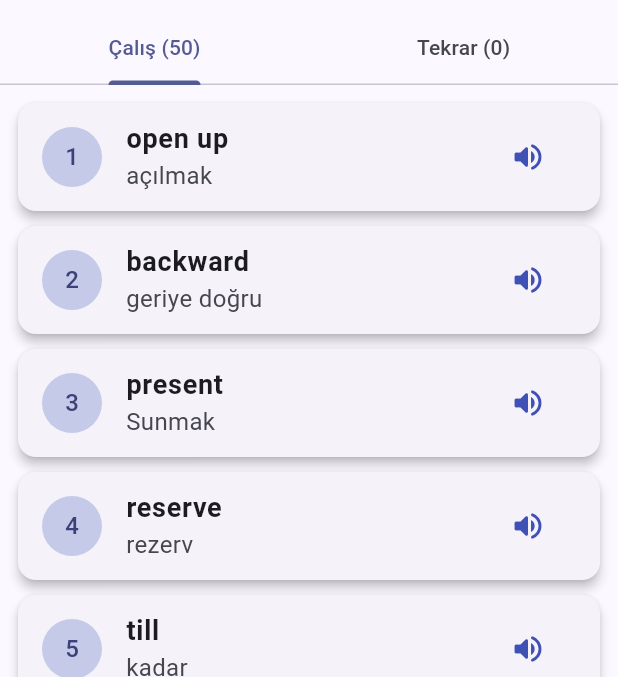
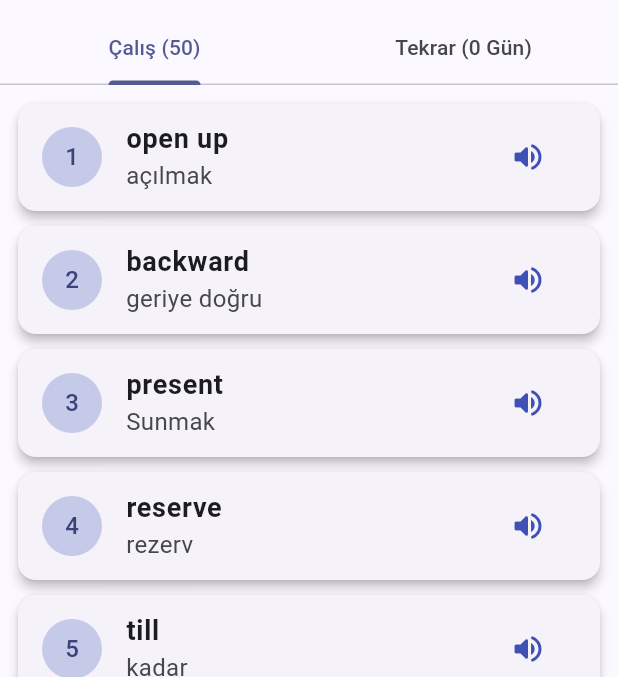
Before and after one commit to farukbahatekin/Oxford-3000-English-Words-to-Turkish-Words-Application, a Flutter app: the screen it shows after launch, after a tap on the "volume up" icon, on a phone screen of 412 x 824 dp, the part 71-748 px from its top. Run offline on Flutter 3.47's test engine with Material 3 defaults, Android fonts, the phone set to English and light mode, and no system bars; our stand-ins replace flutter_tts, shared_preferences; project files that could hold a hidden picture were left out.

Commit message:
days_uptade

```diff
--- a/OxfordProje/oxford_sozluk/lib/main.dart
+++ b/OxfordProje/oxford_sozluk/lib/main.dart
@@ -41,7 +41,9 @@ class _HomePageState extends State<HomePage> with SingleTickerProviderStateMixin
 
   List<dynamic> allWords = [];
   List<dynamic> todaysWords = [];
-  List<dynamic> oldWords = [];
+
+  // DEĞİŞİKLİK 1: Eski kelimeleri artık "Gün Numarası -> Kelime Listesi" olarak tutuyoruz
+  Map<int, List<dynamic>> oldDaysMap = {};
 
   bool isLoading = true;
   int currentDay = 1;
@@ -120,23 +122,31 @@ class _HomePageState extends State<HomePage> with SingleTickerProviderStateMixin
     await prefs.setInt('current_day', currentDay);
   }
 
+  // DEĞİŞİKLİK 2: Kelimeleri dağıtırken eski günleri tek tek ayırıyoruz
   void _distributeWords() {
-    int startIndex = (currentDay - 1) * wordsPerDay;
-    int endIndex = startIndex + wordsPerDay;
+    // 1. Bugünün kelimelerini ayarla
+    int startToday = (currentDay - 1) * wordsPerDay;
+    int endToday = startToday + wordsPerDay;
 
-    if (startIndex < allWords.length) {
-      int finalIndex = endIndex > allWords.length ? allWords.length : endIndex;
-      todaysWords = allWords.sublist(startIndex, finalIndex);
+    if (startToday < allWords.length) {
+      int finalIndex = endToday > allWords.length ? allWords.length : endToday;
+      todaysWords = allWords.sublist(startToday, finalIndex);
     } else {
       todaysWords = [];
     }
 
-    if (startIndex > 0) {
-      int oldWordsEndIndex = startIndex > allWords.length ? allWords.length : startIndex;
-      oldWords = allWords.sublist(0, oldWordsEndIndex);
-      oldWords.shuffle();
-    } else {
-      oldWords = [];
+    // 2. Eski günleri haritaya (Map) işle
+    oldDaysMap.clear();
+    // 1. günden başlayıp şu anki güne kadar (şu anki gün hariç) döngü kuruyoruz
+    for (int day = 1; day < currentDay; day++) {
+      int start = (day - 1) * wordsPerDay;
+      int end = start + wordsPerDay;
+
+      if (start < allWords.length) {
+        int finalEnd = end > allWords.length ? allWords.length : end;
+        // O güne ait kelimeleri listeye koyup haritaya ekliyoruz
+        oldDaysMap[day] = allWords.sublist(start, finalEnd);
+      }
     }
   }
 
@@ -165,7 +175,8 @@ class _HomePageState extends State<HomePage> with SingleTickerProviderStateMixin
           controller: _tabController,
           tabs: [
             Tab(text: 'Çalış (${todaysWords.length})'),
-            Tab(text: 'Tekrar (${oldWords.length})'),
+            // Tekrar sekmesinde toplam kaç gün olduğunu gösterelim
+            Tab(text: 'Tekrar (${oldDaysMap.length} Gün)'),
           ],
         ),
       ),
@@ -179,30 +190,93 @@ class _HomePageState extends State<HomePage> with SingleTickerProviderStateMixin
       body: TabBarView(
         controller: _tabController,
         children: [
-          _buildWordList(todaysWords, isToday: true),
-          _buildWordList(oldWords, isToday: false),
+          // 1. Sekme: Bugün (Aynı)
+          _buildTodayList(),
+          // 2. Sekme: Eski Günler (YENİ GÖRÜNÜM)
+          _buildOldDaysList(),
         ],
       ),
     );
   }
 
-  Widget _buildWordList(List<dynamic> words, {required bool isToday}) {
-    if (words.isEmpty) {
-      return Center(child: Text(isToday ? "Tüm kelimeler bitti!" : "Henüz geçmiş kelime yok."));
+  // Bugünün listesi için widget
+  Widget _buildTodayList() {
+    if (todaysWords.isEmpty) {
+      return const Center(child: Text("Tüm kelimeler bitti!"));
     }
+    return ListView.builder(
+      padding: const EdgeInsets.fromLTRB(12, 12, 12, 80),
+      itemCount: todaysWords.length,
+      itemBuilder: (context, index) {
+        final word = todaysWords[index];
+        return _buildWordCard(word, index + 1, true);
+      },
+    );
+  }
+
+  // DEĞİŞİKLİK 3: Eski günleri "Accordion" (Açılır/Kapanır) liste olarak gösteriyoruz
+  Widget _buildOldDaysList() {
+    if (oldDaysMap.isEmpty) {
+      return const Center(child: Text("Henüz geçmiş gün yok.\nBir günü tamamladığında burada gözükecek."));
+    }
+
+    // Haritadaki günleri listeye çevirip ters çevirelim (En son gün en üstte olsun istersek reversed kullanırız)
+    // Şimdilik 1. Gün en üstte olsun:
+    var days = oldDaysMap.keys.toList();
 
     return ListView.builder(
       padding: const EdgeInsets.fromLTRB(12, 12, 12, 80),
-      itemCount: words.length,
+      itemCount: days.length,
       itemBuilder: (context, index) {
-        final word = words[index];
+        int dayNum = days[index]; // Gün numarası (örn: 1)
+        List words = oldDaysMap[dayNum]!; // O günün kelimeleri
+
         return Card(
-          elevation: isToday ? 3 : 1,
+          margin: const EdgeInsets.only(bottom: 12),
+          child: ExpansionTile(
+            // Başlık kısmı
+            leading: CircleAvatar(
+              backgroundColor: Colors.indigo.shade50,
+              child: Text("$dayNum", style: const TextStyle(fontWeight: FontWeight.bold, color: Colors.indigo)),
+            ),
+            title: Text(
+              "$dayNum. Gün",
+              style: const TextStyle(fontWeight: FontWeight.bold),
+            ),
+            subtitle: Text("${words.length} Kelime"),
+            childrenPadding: const EdgeInsets.all(0),
+            // Açılınca çıkacak kelimeler
+            children: words.map((word) {
+              return Container(
+                decoration: BoxDecoration(
+                  border: Border(top: BorderSide(color: Colors.grey.shade200))
+                ),
+                child: ListTile(
+                  dense: true, // Daha sıkı görünüm
+                  title: Text(word['en'], style: const TextStyle(fontWeight: FontWeight.w600)),
+                  subtitle: Text(word['tr']),
+                  trailing: IconButton(
+                    icon: const Icon(Icons.volume_up_rounded, size: 20, color: Colors.indigo),
+                    onPressed: () => _speak(word['en']),
+                  ),
+                ),
+              );
+            }).toList(),
+          ),
+        );
+      },
+    );
+  }
+
+  // Tekrarlanan kart tasarımı (Temiz kod için ayırdım)
+  Widget _buildWordCard(dynamic word, int index, bool isToday) {
+    return Card(
+      elevation: 3,
       margin: const EdgeInsets.only(bottom: 10),
       child: ListTile(
         leading: CircleAvatar(
-              backgroundColor: isToday ? Colors.indigo.shade100 : Colors.grey.shade200,
-              child: Text("${index + 1}"),
+          backgroundColor: Colors.indigo.shade100,
+          child: Text("$index"),
         ),
         title: Text(
           word['en'],
@@ -211,13 +285,9 @@ class _HomePageState extends State<HomePage> with SingleTickerProviderStateMixin
         subtitle: Text(word['tr'], style: const TextStyle(fontSize: 16)),
         trailing: IconButton(
           icon: const Icon(Icons.volume_up_rounded, color: Colors.indigo),
-              onPressed: () {
-                _speak(word['en']);
-              },
+          onPressed: () => _speak(word['en']),
         ),
       ),
     );
-      },
-    );
   }
 }
```
Lines whose indentation alone changed are shown as unchanged.
